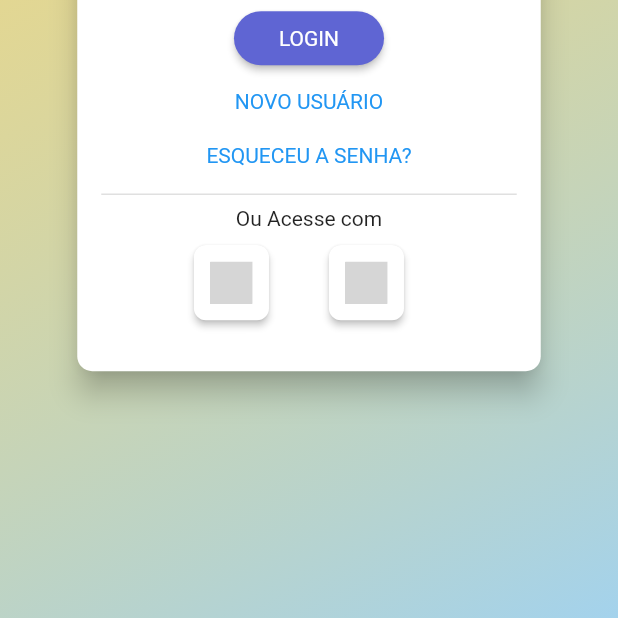
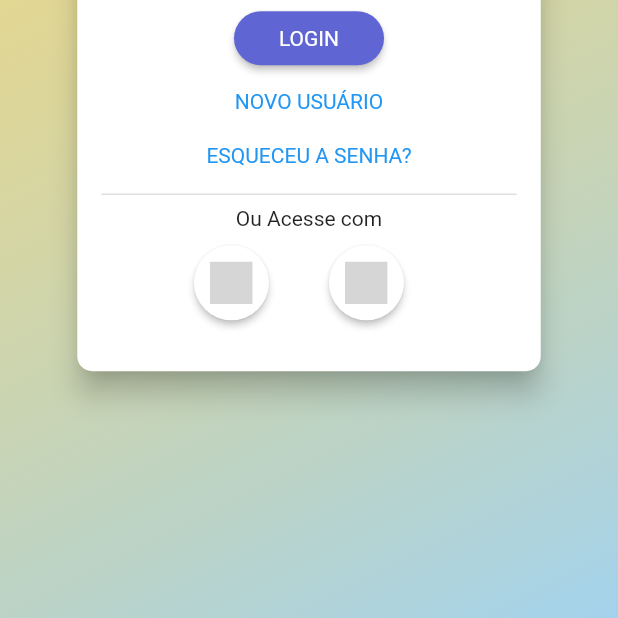
Before and after one commit to GustBM/boramarcarapp, a Flutter app: the screen it shows after launch, on a phone screen of 412 x 824 dp, the part 618-1236 px from its top. Run offline on Flutter 3.47's test engine with Material 2 defaults, Android fonts, the phone set to English and light mode, and no system bars; our stand-ins replace auth_buttons, cloud_firestore, firebase_auth, firebase_core, firebase_storage, flutter_form_builder and 3 more; missing offline and left inert: flutter_facebook_auth; accounts and stored records are empty; Roboto replaces fonts that are missing (Hind); grey boxes are pictures that could not be loaded.

```diff
--- a/lib/widgets/auth/auth_buttons.dart
+++ b/lib/widgets/auth/auth_buttons.dart
@@ -20,6 +20,7 @@ class GoogleIconLoginButton extends StatelessWidget {
       darkMode: false,
       style: AuthButtonStyle(
         buttonType: AuthButtonType.icon,
+        borderRadius: 40.0,
       ),
     );
   }
@@ -41,6 +42,7 @@ class FacebookIconLoginButton extends StatelessWidget {
       darkMode: false,
       style: AuthButtonStyle(
         buttonType: AuthButtonType.icon,
+        borderRadius: 40.0,
       ),
     );
   }
```
